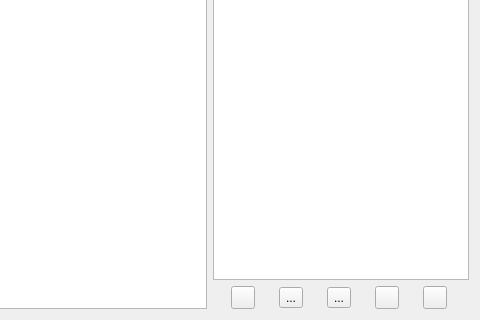
First picture: the form in qrchoice/qrcodes/reader/ui_qrcfixer.ui, repository hl037/QRChoice, before the edit; both pictures show x 187 to 667 and y 555 to 875 of the 667 by 875 pixel window.
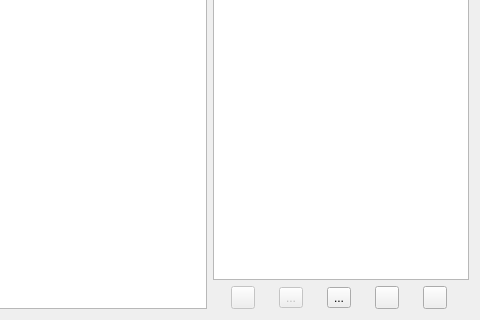
Second picture: the form after the edit. Icons and pictures are not drawn. Custom widgets are drawn as their Qt base class.

Commit message: ++ Remove; !! QRCBoxes

The edit to the form file:
```diff
--- a/qrchoice/qrcodes/reader/ui_qrcfixer.ui
+++ b/qrchoice/qrcodes/reader/ui_qrcfixer.ui
@@ -71,6 +71,9 @@
         <layout class="QHBoxLayout" name="horizontalLayout_2">
          <item>
           <widget class="QToolButton" name="qrc_add">
+           <property name="enabled">
+            <bool>false</bool>
+           </property>
            <property name="text">
             <string/>
            </property>
@@ -84,6 +87,9 @@
          </item>
          <item>
           <widget class="QToolButton" name="qrc_del">
+           <property name="enabled">
+            <bool>false</bool>
+           </property>
            <property name="text">
             <string>...</string>
            </property>
```
The commit also changes 2 other files.
